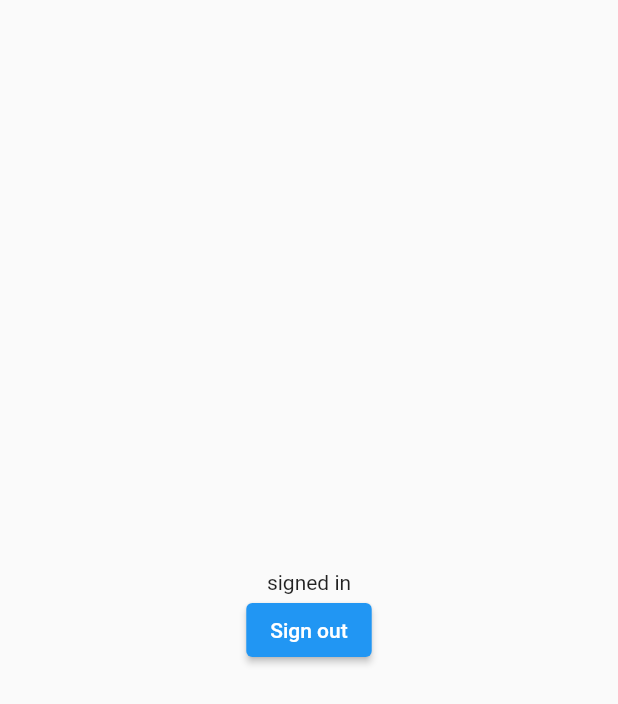
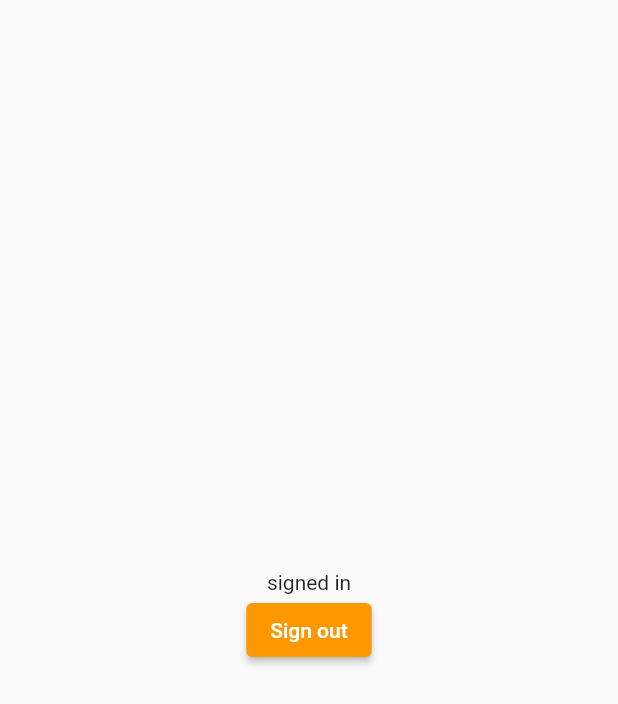
Before and after one commit to zakariyah24/ecommerce, a Flutter app: the screen it shows once a user with an empty profile is signed in, on a phone screen of 412 x 824 dp. Shown: the top 704 px of the screen. Run offline on Flutter 3.47's test engine with Material 2 defaults, Android fonts, the phone set to English and light mode, and no system bars; our stand-ins replace firebase_auth, firebase_core, flutter_riverpod; missing offline and left inert: flutterfire_ui; accounts and stored records are empty.

```diff
--- a/lib/app/auth_widget.dart
+++ b/lib/app/auth_widget.dart
@@ -1,22 +1,32 @@
 import 'package:ecommerce/app/providers.dart';
 import 'package:flutter/material.dart';
+import 'package:firebase_auth/firebase_auth.dart';
 import 'package:flutter_riverpod/flutter_riverpod.dart';
 
 class AuthWidget extends ConsumerWidget {
-  const AuthWidget({
-    Key? key,
-    required this.signedInBuilder,
-    required this.nonSignedInBuilder,
-  }) : super(key: key);
+  const AuthWidget(
+      {Key? key,
+      required this.signedInBuilder,
+      required this.nonSignedInBuilder,
+      required this.adminSignedInBuilder})
+      : super(key: key);
   final WidgetBuilder nonSignedInBuilder;
   final WidgetBuilder signedInBuilder;
+  final WidgetBuilder adminSignedInBuilder;
+
+  final adminEmail =
+      "admin@admin.com"; // TODO: store this somewhere else on production
 
   @override
   Widget build(BuildContext context, WidgetRef ref) {
     final authStateChanges = ref.watch(authStateChangesProvider);
+    const adminEmail = "admin@admin.com";
     return authStateChanges.when(
-      data: (user) =>
-          user != null ? signedInBuilder(context) : nonSignedInBuilder(context),
+      data: (user) => user != null
+          ? user.email == adminEmail
+              ? adminSignedInBuilder(context)
+              : signedInBuilder(context)
+          : nonSignedInBuilder(context),
       loading: () => const Scaffold(
         body: Center(
           child: CircularProgressIndicator(),
--- a/lib/main.dart
+++ b/lib/main.dart
@@ -1,4 +1,5 @@
 import 'package:ecommerce/app/auth_widget.dart';
+import 'package:ecommerce/app/pages/admin_home.dart';
 import 'package:ecommerce/app/pages/auth/sign_in_page.dart';
 import 'package:ecommerce/app/providers.dart';
 import 'package:ecommerce/firebase_options.dart';
@@ -23,9 +24,13 @@ class MyApp extends ConsumerWidget {
     return MaterialApp(
       title: 'Flutter Demo',
       theme: ThemeData(
-        primarySwatch: Colors.blue,
+        colorScheme: ColorScheme.fromSeed(
+          primary: Colors.orange,
+          seedColor: Colors.orange,
+        ),
       ),
       home: AuthWidget(
+        adminSignedInBuilder: (context) => AdminHome(),
         signedInBuilder: (context) => Scaffold(
           body: Center(
             child: Column(
```
Also changed, not shown: lib/app/pages/admin_home.dart (added, +21 -0 lines).
